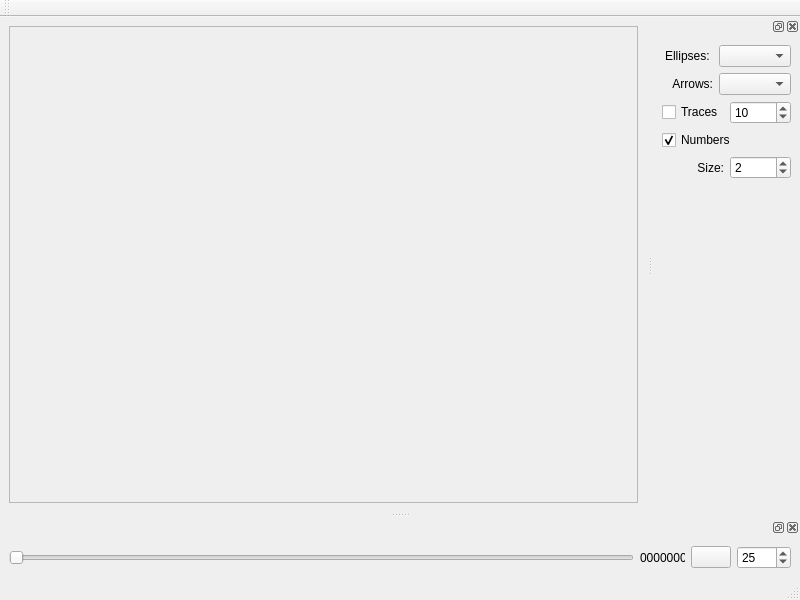
Old version of the form src/replay.ui in the repository FastTrackOrg/FastTrack.
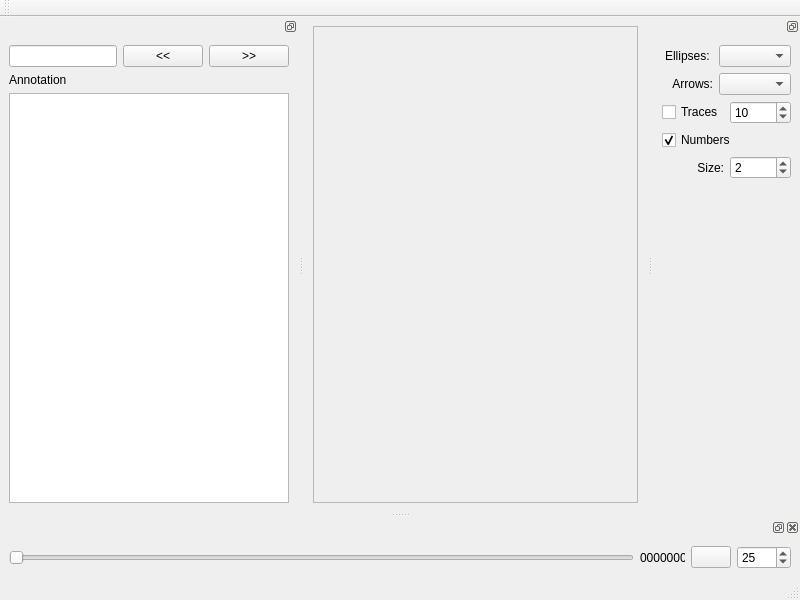
New version of the form.

Commit message: [feat] replay: add the possibility to annotate tracking data

The edit to the form file:
```diff
--- a/src/replay.ui
+++ b/src/replay.ui
@@ -42,8 +42,8 @@
           <rect>
            <x>0</x>
            <y>0</y>
-           <width>604</width>
-           <height>450</height>
+           <width>286</width>
+           <height>436</height>
           </rect>
          </property>
          <layout class="QGridLayout" name="gridLayout">
@@ -94,6 +94,9 @@
    </attribute>
   </widget>
   <widget class="QDockWidget" name="dockWidget">
+   <property name="features">
+    <set>QDockWidget::DockWidgetFloatable|QDockWidget::DockWidgetMovable</set>
+   </property>
    <attribute name="dockWidgetArea">
     <number>2</number>
    </attribute>
@@ -316,6 +319,45 @@
     </layout>
    </widget>
   </widget>
+  <widget class="QDockWidget" name="dockWidget_2">
+   <property name="features">
+    <set>QDockWidget::DockWidgetFloatable|QDockWidget::DockWidgetMovable</set>
+   </property>
+   <attribute name="dockWidgetArea">
+    <number>1</number>
+   </attribute>
+   <widget class="QWidget" name="dockWidgetContents_2">
+    <layout class="QGridLayout" name="gridLayout_5">
+     <item row="0" column="2">
+      <widget class="QPushButton" name="findNext">
+       <property name="text">
+        <string>&gt;&gt;</string>
+       </property>
+      </widget>
+     </item>
+     <item row="0" column="0">
+      <widget class="QLineEdit" name="findLine"/>
+     </item>
+     <item row="1" column="0">
+      <widget class="QLabel" name="label_2">
+       <property name="text">
+        <string>Annotation</string>
+       </property>
+      </widget>
+     </item>
+     <item row="2" column="0" colspan="3">
+      <widget class="QTextEdit" name="annotation"/>
+     </item>
+     <item row="0" column="1">
+      <widget class="QPushButton" name="findPrev">
+       <property name="text">
+        <string>&lt;&lt;</string>
+       </property>
+      </widget>
+     </item>
+    </layout>
+   </widget>
+  </widget>
  </widget>
  <resources/>
  <connections/>
```
Left out of the diff: 2 changed lines with no effect on the pictures. The commit also changes 6 other files.
